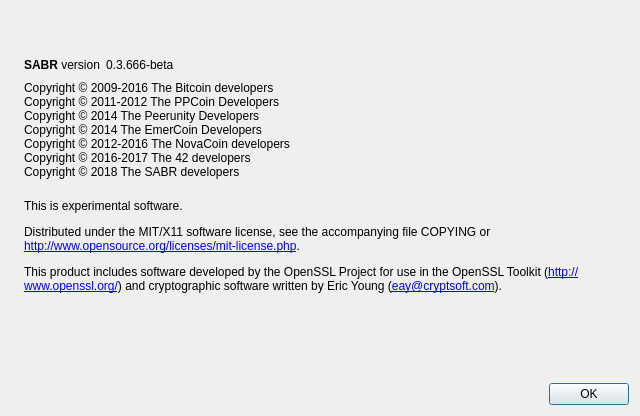
SFTZ/SABR, file src/qt/forms/aboutdialog.ui: the form before one commit.
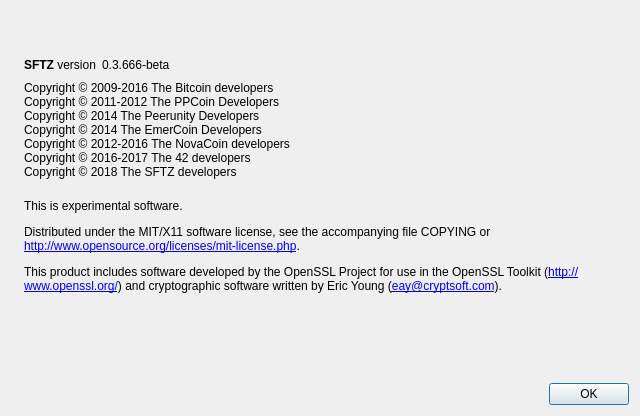
The form after the commit. Icons and pictures are not drawn.

```diff
--- a/src/qt/forms/aboutdialog.ui
+++ b/src/qt/forms/aboutdialog.ui
@@ -53,7 +53,7 @@
           <cursorShape>IBeamCursor</cursorShape>
          </property>
          <property name="text">
-          <string>&lt;b&gt;SABR&lt;/b&gt; version</string>
+          <string>&lt;b&gt;SFTZ&lt;/b&gt; version</string>
          </property>
          <property name="textInteractionFlags">
           <set>Qt::LinksAccessibleByMouse|Qt::TextSelectableByKeyboard|Qt::TextSelectableByMouse</set>
@@ -100,7 +100,7 @@
 Copyright © 2014 The EmerCoin Developers
 Copyright © 2012-2016 The NovaCoin developers
 Copyright © 2016-2017 The 42 developers
-Copyright © 2018 The SABR developers</string>
+Copyright © 2018 The SFTZ developers</string>
        </property>
        <property name="textInteractionFlags">
         <set>Qt::LinksAccessibleByMouse|Qt::TextSelectableByKeyboard|Qt::TextSelectableByMouse</set>
```
Left out of the diff: 2 changed lines with no effect on the pictures.
